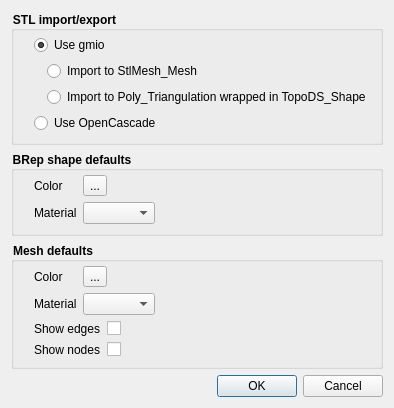
fougue/mayo, file src/dialog_options.ui: the form before one commit.
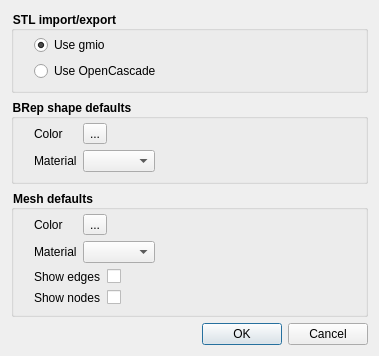
The form after the commit. Icons and pictures are not drawn.

```diff
--- a/src/dialog_options.ui
+++ b/src/dialog_options.ui
@@ -7,7 +7,7 @@
     <x>0</x>
     <y>0</y>
     <width>379</width>
-    <height>359</height>
+    <height>340</height>
    </rect>
   </property>
   <property name="windowTitle">
@@ -44,70 +44,6 @@
         </property>
        </widget>
       </item>
-      <item>
-       <widget class="QWidget" name="widget_gmioStlImport" native="true">
-        <layout class="QGridLayout" name="gridLayout">
-         <property name="leftMargin">
-          <number>0</number>
-         </property>
-         <property name="topMargin">
-          <number>0</number>
-         </property>
-         <property name="rightMargin">
-          <number>0</number>
-         </property>
-         <property name="bottomMargin">
-          <number>0</number>
-         </property>
-         <item row="0" column="0">
-          <widget class="QLabel" name="label_7">
-           <property name="text">
-            <string/>
-           </property>
-           <property name="pixmap">
-            <pixmap resource="../mayo.qrc">:/images/widget_pseudo_fold.png</pixmap>
-           </property>
-          </widget>
-         </item>
-         <item row="0" column="1">
-          <widget class="QRadioButton" name="radioBtn_GmioImportStlMesh">
-           <property name="sizePolicy">
-            <sizepolicy hsizetype="Minimum" vsizetype="Fixed">
-             <horstretch>1</horstretch>
-             <verstretch>0</verstretch>
-            </sizepolicy>
-           </property>
-           <property name="text">
-            <string>Import to StlMesh_Mesh</string>
-           </property>
-          </widget>
-         </item>
-         <item row="1" column="0">
-          <widget class="QLabel" name="label_8">
-           <property name="text">
-            <string/>
-           </property>
-           <property name="pixmap">
-            <pixmap resource="../mayo.qrc">:/images/widget_pseudo_fold.png</pixmap>
-           </property>
-          </widget>
-         </item>
-         <item row="1" column="1">
-          <widget class="QRadioButton" name="radioBtn_GmioImportPolyTriShape">
-           <property name="sizePolicy">
-            <sizepolicy hsizetype="Minimum" vsizetype="Fixed">
-             <horstretch>1</horstretch>
-             <verstretch>0</verstretch>
-            </sizepolicy>
-           </property>
-           <property name="text">
-            <string>Import to Poly_Triangulation wrapped in TopoDS_Shape</string>
-           </property>
-          </widget>
-         </item>
-        </layout>
-       </widget>
-      </item>
       <item>
        <widget class="QRadioButton" name="radioBtn_UseOcc">
         <property name="text">
```
Left out of the diff: 4 changed lines with no effect on the pictures.
